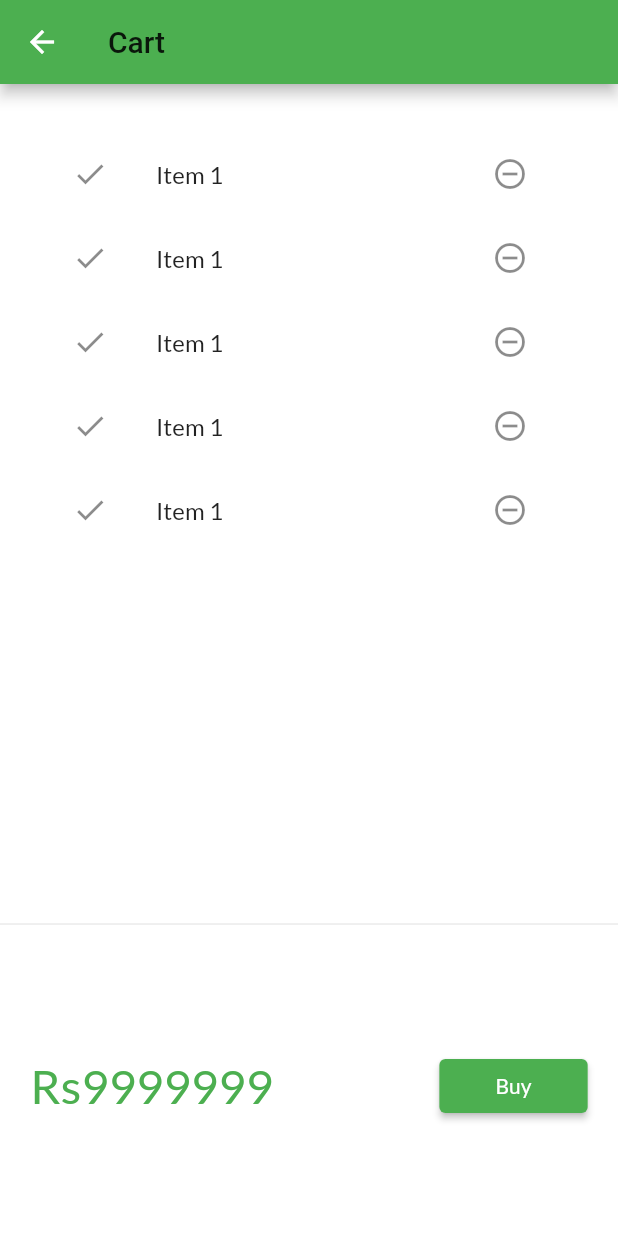
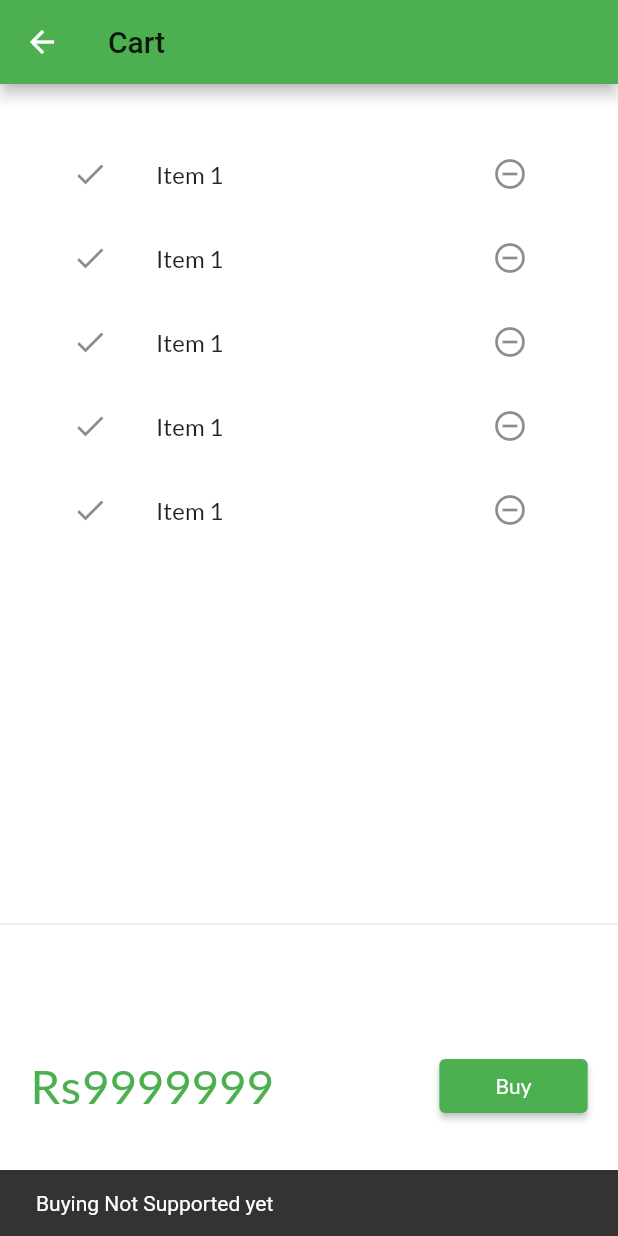
Before and after one commit to atharvajoshi1007/Flutter, a Flutter app: the CartPage screen opened by its route, after a tap on "Buy", on a phone screen of 412 x 824 dp. Run offline on Flutter 3.47's test engine with Material 2 defaults, Android fonts, the phone set to English and light mode, and no system bars; our stand-ins replace google_fonts, velocity_x; network calls fail.

Commit message:
day 23 completed

```diff
--- a/flutter_catalog/lib/Pages/cart_page.dart
+++ b/flutter_catalog/lib/Pages/cart_page.dart
@@ -32,7 +32,13 @@ class _CartTotal extends StatelessWidget {
           "\Rs9999999".text.xl4.color(Colors.green).make(),
           30.widthBox,
           ElevatedButton(
-            onPressed: () {},
+            onPressed: () {
+              ScaffoldMessenger.of(context).showSnackBar(
+                SnackBar(
+                  content: "Buying Not Supported yet".text.make(),
+                ),
+              );
+            },
             // style: ButtonStyle(
             //     backgroundColor:
             //         MaterialStateProperty.all(context.theme.buttonColor)),
--- a/flutter_catalog/lib/models/catolog.dart
+++ b/flutter_catalog/lib/models/catolog.dart
@@ -4,11 +4,11 @@ import 'dart:convert';
 class CatalogModel {
   static List<Item> items = [];
 
-  static Item getById(int id) =>
+  Item getById(int id) =>
       // get element by id
       items.firstWhere((element) => element.id == id, orElse: null);
   //get element by position
-  static Item getByPosition(int pos) => items[pos];
+  Item getByPosition(int pos) => items[pos];
 }
 
 class Item {
--- a/flutter_catalog/lib/widgets/home_widgets/catalog_list.dart
+++ b/flutter_catalog/lib/widgets/home_widgets/catalog_list.dart
@@ -12,7 +12,7 @@ class CatalogList extends StatelessWidget {
       shrinkWrap: true,
       itemCount: CatalogModel.items.length,
       itemBuilder: (context, index) {
-        final catalog = CatalogModel.getByPosition(index);
+        final catalog = CatalogModel.items[index];
         return InkWell(
           onTap: () => Navigator.push(
             context,
```
Also changed, not shown: flutter_catalog/lib/models/cart.dart (added, +34 -0 lines).
